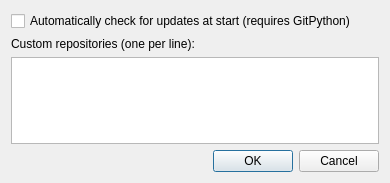
Old version of the form src/Mod/AddonManager/AddonManagerOptions.ui in the repository berndhahnebach/All_FreeCAD.
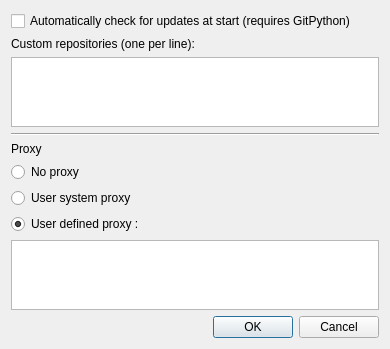
New version of the form.

Commit message:
Add Proxy to Addon Manager with UI
Correct crash when Macro description is not reachable

Python crashed when under proxy - Macro list is charged - Proxy is undone ( internet connection lost) - Try to load macro description (u=None)

Add Proxy setting in Addon Manager Option UI

Correction of SSL context

Replace ssl.Purpose.CLIENT_AUTH by ssl.Purpose.SERVER_AUTH as context for a client

Add configuration of proxy setting UI

Add proxy management by urllib

```diff
--- a/src/Mod/AddonManager/AddonManagerOptions.ui
+++ b/src/Mod/AddonManager/AddonManagerOptions.ui
@@ -7,7 +7,7 @@
     <x>0</x>
     <y>0</y>
     <width>390</width>
-    <height>183</height>
+    <height>247</height>
    </rect>
   </property>
   <property name="windowTitle">
@@ -41,6 +41,47 @@
      </property>
     </widget>
    </item>
+   <item>
+    <widget class="Line" name="line">
+     <property name="orientation">
+      <enum>Qt::Horizontal</enum>
+     </property>
+    </widget>
+   </item>
+   <item>
+    <widget class="QLabel" name="labelProxy">
+     <property name="text">
+      <string>Proxy </string>
+     </property>
+    </widget>
+   </item>
+   <item>
+    <widget class="QRadioButton" name="radioButtonNoProxy">
+     <property name="text">
+      <string>No proxy</string>
+     </property>
+    </widget>
+   </item>
+   <item>
+    <widget class="QRadioButton" name="radioButtonSystemProxy">
+     <property name="text">
+      <string>User system proxy</string>
+     </property>
+    </widget>
+   </item>
+   <item>
+    <widget class="QRadioButton" name="radioButtonUserProxy">
+     <property name="text">
+      <string>User defined proxy :</string>
+     </property>
+     <property name="checked">
+      <bool>true</bool>
+     </property>
+    </widget>
+   </item>
+   <item>
+    <widget class="QTextEdit" name="userProxy"/>
+   </item>
    <item>
     <widget class="QDialogButtonBox" name="buttonBox">
      <property name="orientation">
```
Left out of the diff: 15 changed lines with no effect on the pictures. The commit also changes 3 other files.
